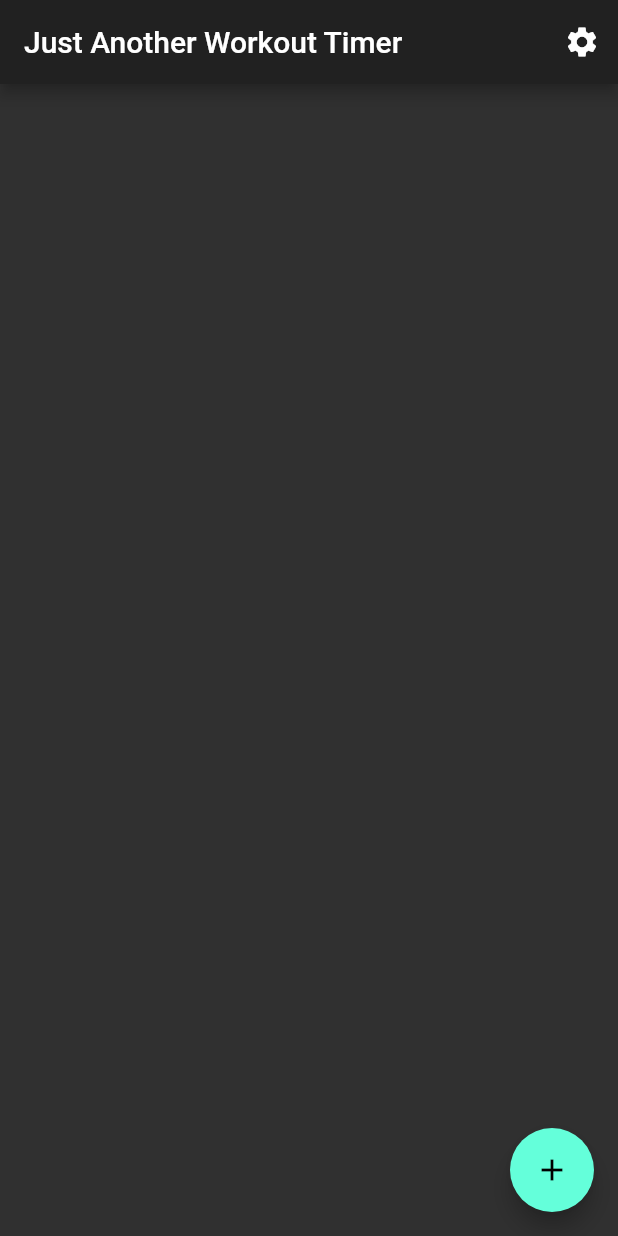
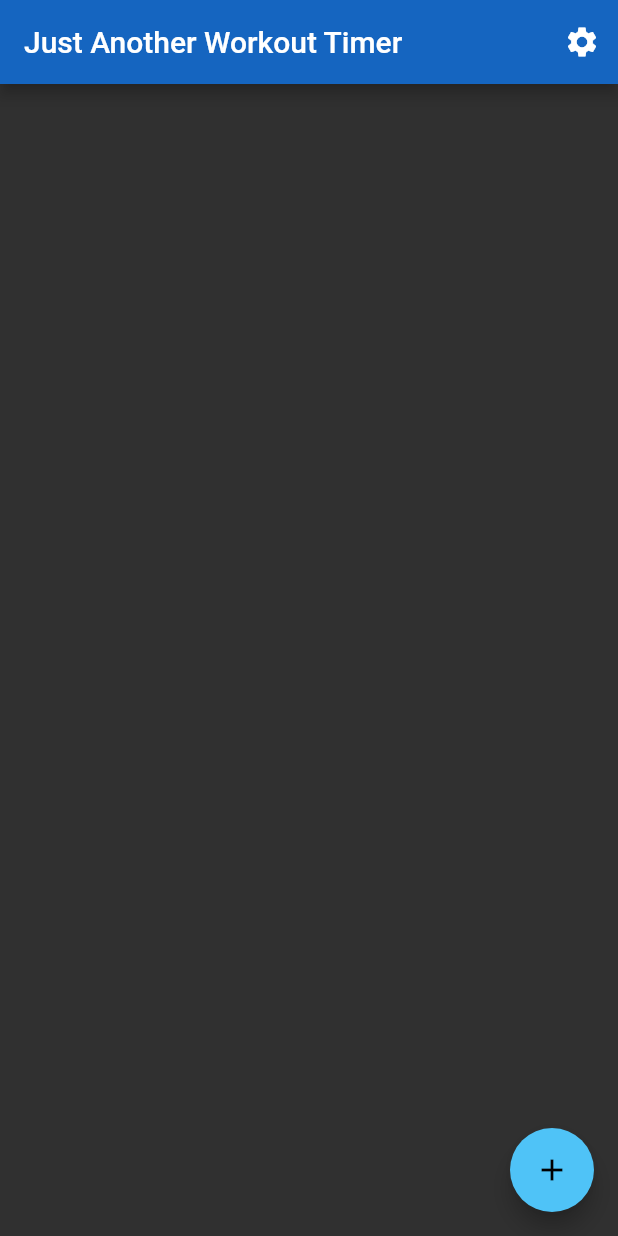
Before and after one commit to blockbasti/just_another_workout_timer, a Flutter app: the screen it shows after launch, on a phone screen of 412 x 824 dp. Run offline on Flutter 3.47's test engine with Material 2 defaults, Android fonts, the light colour scheme and no system bars; our stand-ins replace flutter_tts, wakelock; missing offline and left inert: preferences.

Commit message:
Change theme

```diff
--- a/lib/SettingsPage.dart
+++ b/lib/SettingsPage.dart
@@ -45,6 +45,7 @@ class _SettingsPageState extends State<SettingsPage> {
             onChange: () {
               setState(() {});
             },
+            switchActiveColor: Theme.of(context).accentColor,
           ),
           DropdownPreference(
             'TTS Language',
--- a/lib/main.dart
+++ b/lib/main.dart
@@ -17,7 +17,11 @@ class JAWTApp extends StatelessWidget {
   Widget build(BuildContext context) {
     return MaterialApp(
       title: 'Just Another Workout Timer',
-      theme: ThemeData.dark(),
+      theme: ThemeData(
+          brightness: Brightness.dark,
+          primaryColor: Colors.blue[800],
+          accentColor: Colors.lightBlue[300],
+          fontFamily: 'Roboto'),
       home: HomePage(),
     );
   }
```
Also changed, not shown: lib/WorkoutRunner.dart (+9 -5 lines), pubspec.lock.
